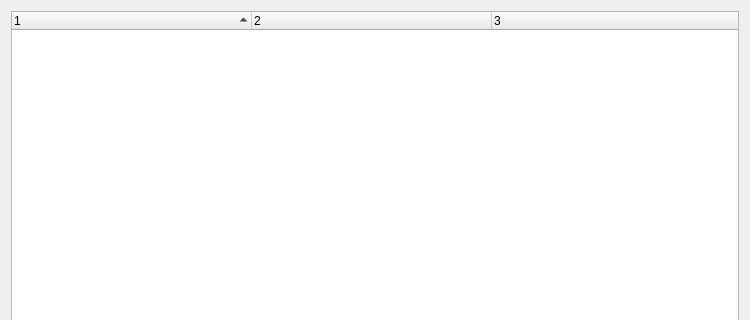
This is QuickViewer/src/keyconfigdialog.ui in kanryu/quickviewer as Qt 5 draws it before an edit; both pictures show x 0 to 750 and y 0 to 320 of the 750 by 633 pixel window. The edited form follows.
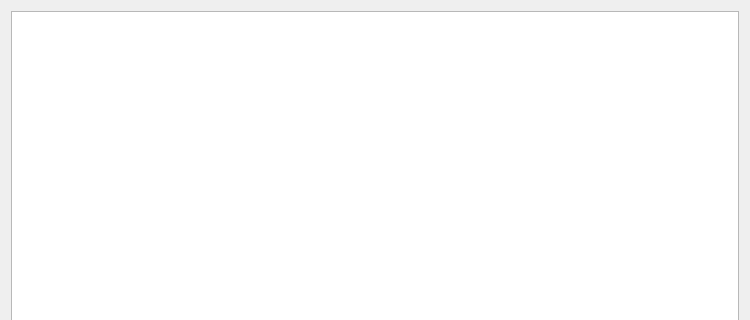
This is the edited form. Custom widgets are drawn as their Qt base class.

```diff
--- a/QuickViewer/src/keyconfigdialog.ui
+++ b/QuickViewer/src/keyconfigdialog.ui
@@ -29,7 +29,7 @@
       <number>3</number>
      </property>
      <attribute name="headerVisible">
-      <bool>true</bool>
+      <bool>false</bool>
      </attribute>
      <attribute name="headerDefaultSectionSize">
       <number>240</number>
```
Left out of the diff: 6 changed lines with no effect on the pictures.
